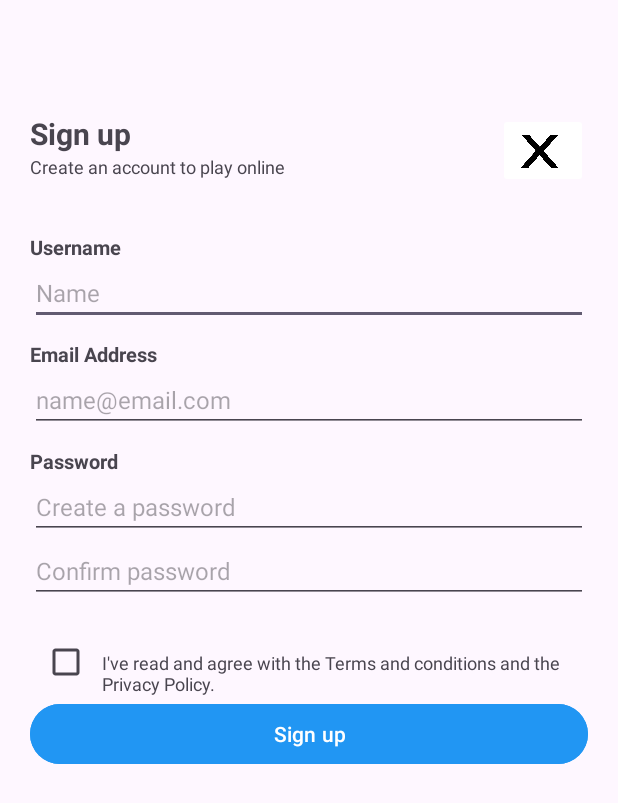
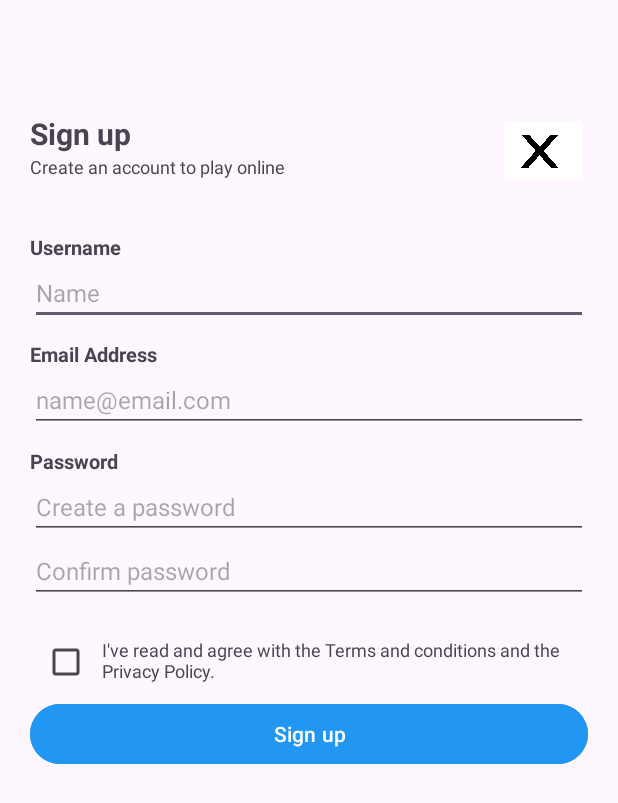
Before and after one commit to JarnoVlaar/DBL-App-Development, an Android app: the SignUpActivity screen opened directly, with no data from a screen before it, on a phone screen of 412 x 824 dp. Shown: the top 803 px of the screen. Run offline under Robolectric (Android 15) with nearby library versions, the phone set to English and light mode, and no system bars; our stand-ins replace Firebase (no records; nobody signed in at launch, a user with empty details on screens opened directly).

Commit message:
Second version Sign Up Page

```diff
--- a/app/src/main/res/layout/activity_sign_in.xml
+++ b/app/src/main/res/layout/activity_sign_in.xml
@@ -139,7 +139,8 @@
 
         <TextView
             android:layout_width="wrap_content"
-            android:layout_height="wrap_content"
+            android:layout_height="match_parent"
+            android:layout_marginTop="7dp"
             android:text="I've read and agree with the Terms and conditions and the Privacy Policy."
             android:textSize="12dp"/>
     </LinearLayout>
```
